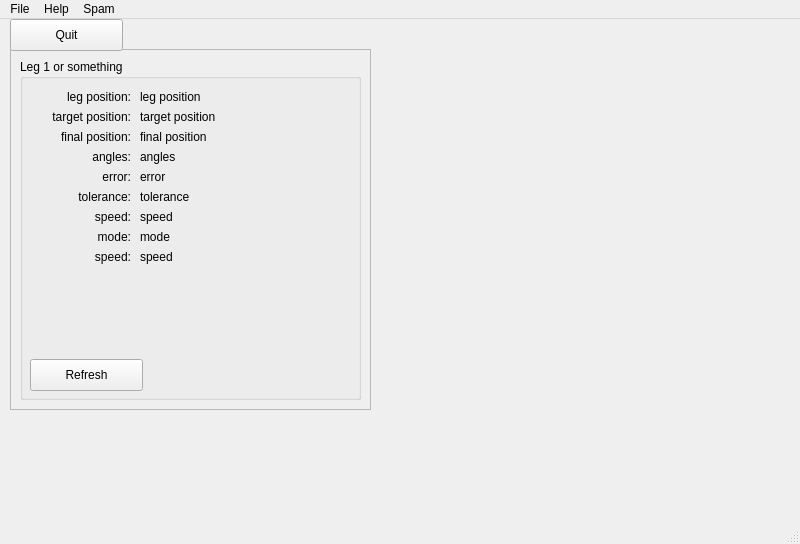
Before: the Qt Designer form ui/main_window.ui in h3nnn4n/hexapod_remote, drawn with Qt 5.
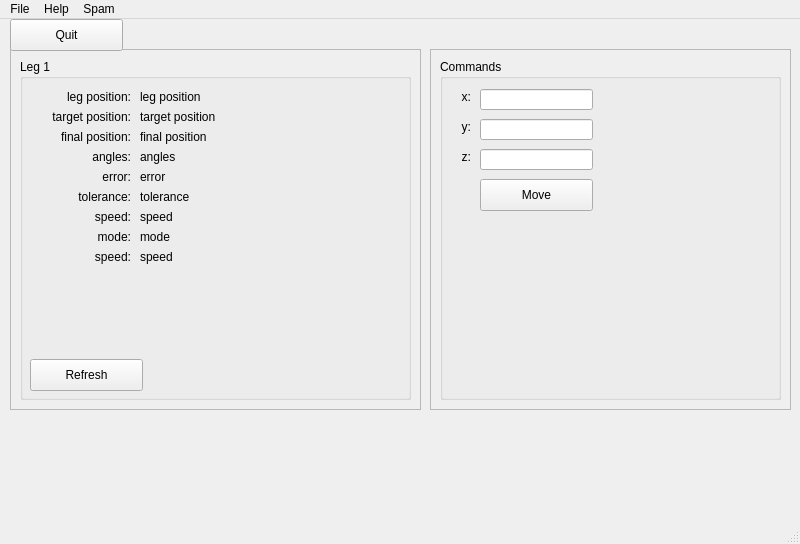
After: the same form once the commit is applied.

Commit message: Set ui to move leg

```diff
--- a/ui/main_window.ui
+++ b/ui/main_window.ui
@@ -19,7 +19,7 @@
      <rect>
       <x>10</x>
       <y>30</y>
-      <width>361</width>
+      <width>411</width>
       <height>361</height>
      </rect>
     </property>
@@ -34,19 +34,19 @@
       <rect>
        <x>10</x>
        <y>10</y>
-       <width>341</width>
+       <width>391</width>
        <height>341</height>
       </rect>
      </property>
      <property name="title">
-      <string>Leg 1 or something</string>
+      <string>Leg 1</string>
      </property>
      <widget class="QLabel" name="leg1_position_label">
       <property name="geometry">
        <rect>
         <x>120</x>
         <y>30</y>
-        <width>211</width>
+        <width>261</width>
         <height>16</height>
        </rect>
       </property>
@@ -59,7 +59,7 @@
        <rect>
         <x>120</x>
         <y>50</y>
-        <width>211</width>
+        <width>261</width>
         <height>16</height>
        </rect>
       </property>
@@ -278,7 +278,7 @@
        <rect>
         <x>120</x>
         <y>90</y>
-        <width>211</width>
+        <width>261</width>
         <height>16</height>
        </rect>
       </property>
@@ -307,7 +307,7 @@
        <rect>
         <x>120</x>
         <y>70</y>
-        <width>211</width>
+        <width>261</width>
         <height>16</height>
        </rect>
       </property>
@@ -330,6 +330,126 @@
      <string>Quit</string>
     </property>
    </widget>
+   <widget class="QFrame" name="frame_2">
+    <property name="geometry">
+     <rect>
+      <x>430</x>
+      <y>30</y>
+      <width>361</width>
+      <height>361</height>
+     </rect>
+    </property>
+    <property name="frameShape">
+     <enum>QFrame::StyledPanel</enum>
+    </property>
+    <property name="frameShadow">
+     <enum>QFrame::Raised</enum>
+    </property>
+    <widget class="QGroupBox" name="groupBox_2">
+     <property name="geometry">
+      <rect>
+       <x>10</x>
+       <y>10</y>
+       <width>341</width>
+       <height>341</height>
+      </rect>
+     </property>
+     <property name="title">
+      <string>Commands</string>
+     </property>
+     <widget class="QPushButton" name="pushButton_leg1_move">
+      <property name="geometry">
+       <rect>
+        <x>40</x>
+        <y>120</y>
+        <width>113</width>
+        <height>32</height>
+       </rect>
+      </property>
+      <property name="text">
+       <string>Move</string>
+      </property>
+     </widget>
+     <widget class="QLineEdit" name="lineEdit_leg1_x">
+      <property name="geometry">
+       <rect>
+        <x>40</x>
+        <y>30</y>
+        <width>113</width>
+        <height>21</height>
+       </rect>
+      </property>
+     </widget>
+     <widget class="QLineEdit" name="lineEdit_leg1_y">
+      <property name="geometry">
+       <rect>
+        <x>40</x>
+        <y>60</y>
+        <width>113</width>
+        <height>21</height>
+       </rect>
+      </property>
+     </widget>
+     <widget class="QLineEdit" name="lineEdit_leg1_z">
+      <property name="geometry">
+       <rect>
+        <x>40</x>
+        <y>90</y>
+        <width>113</width>
+        <height>21</height>
+       </rect>
+      </property>
+     </widget>
+     <widget class="QLabel" name="label">
+      <property name="geometry">
+       <rect>
+        <x>10</x>
+        <y>30</y>
+        <width>21</width>
+        <height>16</height>
+       </rect>
+      </property>
+      <property name="text">
+       <string>x:</string>
+      </property>
+      <property name="alignment">
+       <set>Qt::AlignRight|Qt::AlignTrailing|Qt::AlignVCenter</set>
+      </property>
+     </widget>
+     <widget class="QLabel" name="label_2">
+      <property name="geometry">
+       <rect>
+        <x>10</x>
+        <y>60</y>
+        <width>21</width>
+        <height>16</height>
+       </rect>
+      </property>
+      <property name="text">
+       <string>y:</string>
+      </property>
+      <property name="alignment">
+       <set>Qt::AlignRight|Qt::AlignTrailing|Qt::AlignVCenter</set>
+      </property>
+     </widget>
+     <widget class="QLabel" name="label_3">
+      <property name="geometry">
+       <rect>
+        <x>10</x>
+        <y>90</y>
+        <width>21</width>
+        <height>16</height>
+       </rect>
+      </property>
+      <property name="text">
+       <string>z:</string>
+      </property>
+      <property name="alignment">
+       <set>Qt::AlignRight|Qt::AlignTrailing|Qt::AlignVCenter</set>
+      </property>
+     </widget>
+    </widget>
+   </widget>
   </widget>
   <widget class="QMenuBar" name="menubar">
    <property name="geometry">
```
The commit also changes 2 other files.
